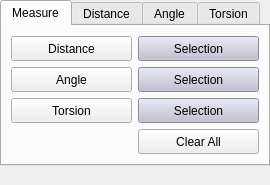
This is branches/nugui/src/gui/geometry.ui in trisyoungs/aten as Qt 5 draws it before an edit. The edited form follows.
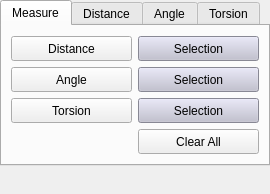
This is the edited form. Icons and pictures are not drawn.

```diff
--- a/branches/nugui/src/gui/geometry.ui
+++ b/branches/nugui/src/gui/geometry.ui
@@ -7,13 +7,13 @@
     <x>0</x>
     <y>0</y>
     <width>270</width>
-    <height>185</height>
+    <height>194</height>
    </rect>
   </property>
   <property name="minimumSize">
    <size>
     <width>270</width>
-    <height>185</height>
+    <height>194</height>
    </size>
   </property>
   <property name="floating">
```
Left out of the diff: 66 changed lines with no effect on the pictures.
